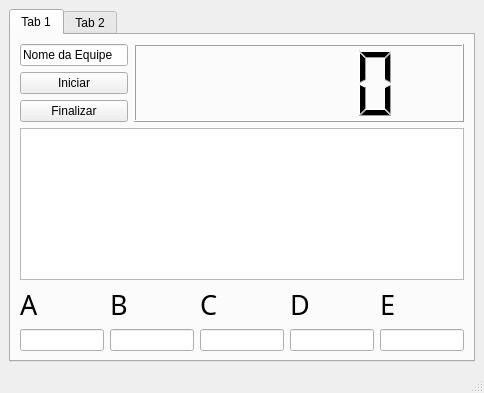
The window that untitled.ui (TallesSilva/Software_PyQT_Serial_Arduino) describes before a commit, drawn with Qt 5.
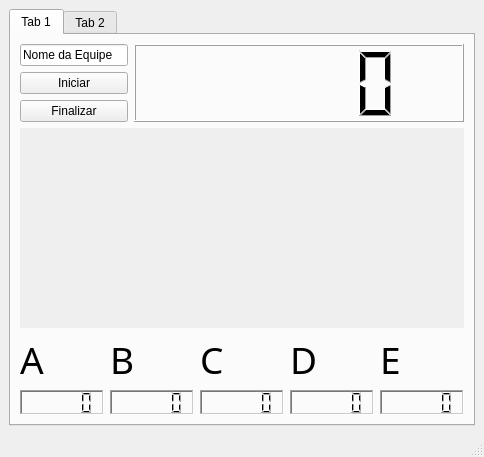
The same window after the commit. Icons and pictures are not drawn.

The edit to the form file:
```diff
--- a/untitled.ui
+++ b/untitled.ui
@@ -53,23 +53,79 @@
            </layout>
           </item>
           <item row="0" column="1">
-           <widget class="QLCDNumber" name="lcdNumber"/>
+           <widget class="QLCDNumber" name="lcdNumber">
+            <property name="font">
+             <font>
+              <weight>75</weight>
+              <bold>true</bold>
+              <stylestrategy>PreferAntialias</stylestrategy>
+             </font>
+            </property>
+           </widget>
+          </item>
+          <item row="1" column="0" colspan="2">
+           <widget class="QLabel" name="label_6">
+            <property name="minimumSize">
+             <size>
+              <width>440</width>
+              <height>200</height>
+             </size>
+            </property>
+            <property name="maximumSize">
+             <size>
+              <width>1980</width>
+              <height>1270</height>
+             </size>
+            </property>
+            <property name="tabletTracking">
+             <bool>false</bool>
+            </property>
+            <property name="focusPolicy">
+             <enum>Qt::NoFocus</enum>
+            </property>
+            <property name="contextMenuPolicy">
+             <enum>Qt::NoContextMenu</enum>
+            </property>
+            <property name="autoFillBackground">
+             <bool>true</bool>
+            </property>
+            <property name="text">
+             <string/>
+            </property>
+            <property name="textFormat">
+             <enum>Qt::AutoText</enum>
+            </property>
+            <property name="pixmap">
+             <pixmap>pista.jpeg</pixmap>
+            </property>
+            <property name="scaledContents">
+             <bool>true</bool>
+            </property>
+            <property name="wordWrap">
+             <bool>true</bool>
+            </property>
+           </widget>
           </item>
          </layout>
         </item>
-        <item>
-         <widget class="QGraphicsView" name="Imagem_Pista"/>
-        </item>
         <item>
          <layout class="QHBoxLayout" name="horizontalLayout_2">
           <item>
            <layout class="QVBoxLayout" name="verticalLayout_4">
             <item>
              <widget class="QLabel" name="label">
+              <property name="maximumSize">
+               <size>
+                <width>100</width>
+                <height>50</height>
+               </size>
+              </property>
               <property name="font">
                <font>
                 <family>Impact</family>
-                <pointsize>20</pointsize>
+                <pointsize>28</pointsize>
+                <weight>50</weight>
+                <bold>false</bold>
                </font>
               </property>
               <property name="text">
@@ -78,7 +134,26 @@
              </widget>
             </item>
             <item>
-             <widget class="QLineEdit" name="lineEdit_A"/>
+             <widget class="QLCDNumber" name="lcdNumber_2">
+              <property name="maximumSize">
+               <size>
+                <width>200</width>
+                <height>100</height>
+               </size>
+              </property>
+              <property name="font">
+               <font>
+                <weight>75</weight>
+                <bold>true</bold>
+               </font>
+              </property>
+              <property name="frameShape">
+               <enum>QFrame::WinPanel</enum>
+              </property>
+              <property name="frameShadow">
+               <enum>QFrame::Sunken</enum>
+              </property>
+             </widget>
             </item>
            </layout>
           </item>
@@ -86,10 +161,18 @@
            <layout class="QVBoxLayout" name="verticalLayout_5">
             <item>
              <widget class="QLabel" name="label_2">
+              <property name="maximumSize">
+               <size>
+                <width>100</width>
+                <height>50</height>
+               </size>
+              </property>
               <property name="font">
                <font>
                 <family>Impact</family>
-                <pointsize>20</pointsize>
+                <pointsize>28</pointsize>
+                <weight>50</weight>
+                <bold>false</bold>
                </font>
               </property>
               <property name="text">
@@ -98,7 +181,26 @@
              </widget>
             </item>
             <item>
-             <widget class="QLineEdit" name="lineEdit_B"/>
+             <widget class="QLCDNumber" name="lcdNumber_3">
+              <property name="maximumSize">
+               <size>
+                <width>200</width>
+                <height>100</height>
+               </size>
+              </property>
+              <property name="font">
+               <font>
+                <weight>75</weight>
+                <bold>true</bold>
+               </font>
+              </property>
+              <property name="frameShape">
+               <enum>QFrame::WinPanel</enum>
+              </property>
+              <property name="frameShadow">
+               <enum>QFrame::Sunken</enum>
+              </property>
+             </widget>
             </item>
            </layout>
           </item>
@@ -106,10 +208,21 @@
            <layout class="QVBoxLayout" name="verticalLayout_6">
             <item>
              <widget class="QLabel" name="label_3">
+              <property name="enabled">
+               <bool>true</bool>
+              </property>
+              <property name="maximumSize">
+               <size>
+                <width>100</width>
+                <height>50</height>
+               </size>
+              </property>
               <property name="font">
                <font>
                 <family>Impact</family>
-                <pointsize>20</pointsize>
+                <pointsize>28</pointsize>
+                <weight>50</weight>
+                <bold>false</bold>
                </font>
               </property>
               <property name="text">
@@ -118,7 +231,29 @@
              </widget>
             </item>
             <item>
-             <widget class="QLineEdit" name="lineEdit_C"/>
+             <widget class="QLCDNumber" name="lcdNumber_4">
+              <property name="enabled">
+               <bool>true</bool>
+              </property>
+              <property name="maximumSize">
+               <size>
+                <width>200</width>
+                <height>100</height>
+               </size>
+              </property>
+              <property name="font">
+               <font>
+                <weight>75</weight>
+                <bold>true</bold>
+               </font>
+              </property>
+              <property name="frameShape">
+               <enum>QFrame::WinPanel</enum>
+              </property>
+              <property name="frameShadow">
+               <enum>QFrame::Sunken</enum>
+              </property>
+             </widget>
             </item>
            </layout>
           </item>
@@ -126,10 +261,18 @@
            <layout class="QVBoxLayout" name="verticalLayout_7">
             <item>
              <widget class="QLabel" name="label_4">
+              <property name="maximumSize">
+               <size>
+                <width>100</width>
+                <height>50</height>
+               </size>
+              </property>
               <property name="font">
                <font>
                 <family>Impact</family>
-                <pointsize>20</pointsize>
+                <pointsize>28</pointsize>
+                <weight>50</weight>
+                <bold>false</bold>
                </font>
               </property>
               <property name="text">
@@ -138,7 +281,34 @@
              </widget>
             </item>
             <item>
-             <widget class="QLineEdit" name="lineEdit_D"/>
+             <widget class="QLCDNumber" name="lcdNumber_5">
+              <property name="maximumSize">
+               <size>
+                <width>200</width>
+                <height>100</height>
+               </size>
+              </property>
+              <property name="font">
+               <font>
+                <family>Impact</family>
+                <pointsize>20</pointsize>
+                <weight>75</weight>
+                <bold>true</bold>
+               </font>
+              </property>
+              <property name="focusPolicy">
+               <enum>Qt::NoFocus</enum>
+              </property>
+              <property name="contextMenuPolicy">
+               <enum>Qt::NoContextMenu</enum>
+              </property>
+              <property name="frameShape">
+               <enum>QFrame::WinPanel</enum>
+              </property>
+              <property name="frameShadow">
+               <enum>QFrame::Sunken</enum>
+              </property>
+             </widget>
             </item>
            </layout>
           </item>
@@ -146,10 +316,18 @@
            <layout class="QVBoxLayout" name="verticalLayout_8">
             <item>
              <widget class="QLabel" name="label_5">
+              <property name="maximumSize">
+               <size>
+                <width>100</width>
+                <height>50</height>
+               </size>
+              </property>
               <property name="font">
                <font>
                 <family>Impact</family>
-                <pointsize>20</pointsize>
+                <pointsize>28</pointsize>
+                <weight>50</weight>
+                <bold>false</bold>
                </font>
               </property>
               <property name="text">
@@ -158,7 +336,26 @@
              </widget>
             </item>
             <item>
-             <widget class="QLineEdit" name="lineEdit_E"/>
+             <widget class="QLCDNumber" name="lcdNumber_6">
+              <property name="maximumSize">
+               <size>
+                <width>200</width>
+                <height>100</height>
+               </size>
+              </property>
+              <property name="font">
+               <font>
+                <weight>75</weight>
+                <bold>true</bold>
+               </font>
+              </property>
+              <property name="frameShape">
+               <enum>QFrame::WinPanel</enum>
+              </property>
+              <property name="frameShadow">
+               <enum>QFrame::Sunken</enum>
+              </property>
+             </widget>
             </item>
            </layout>
           </item>
```
